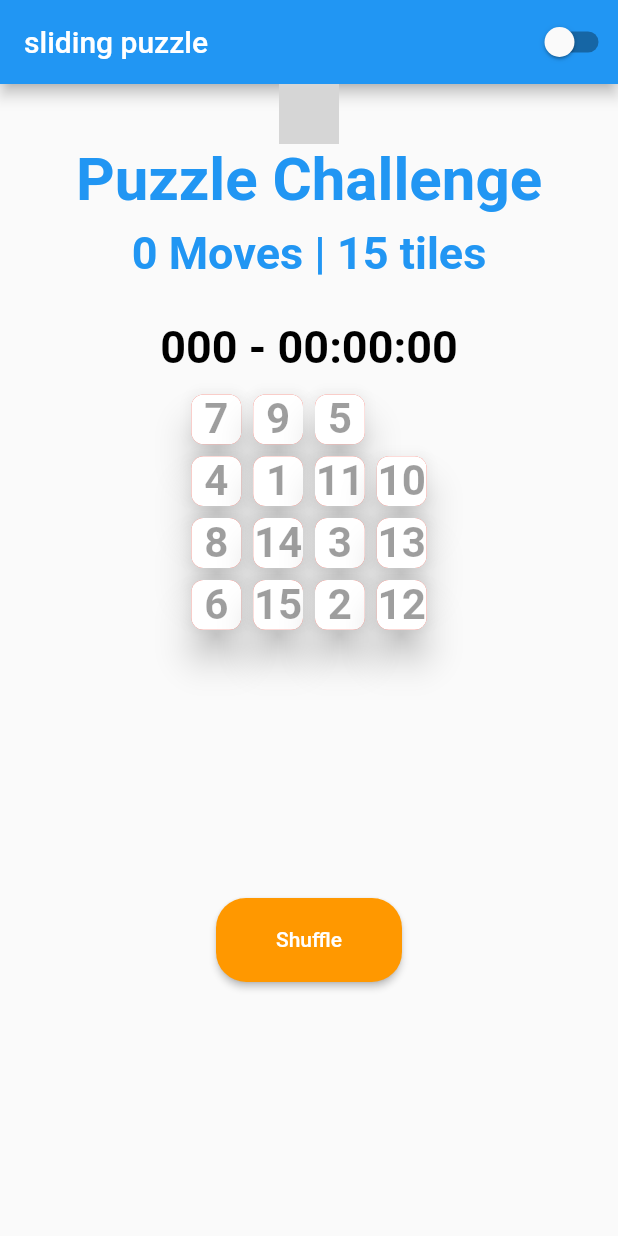
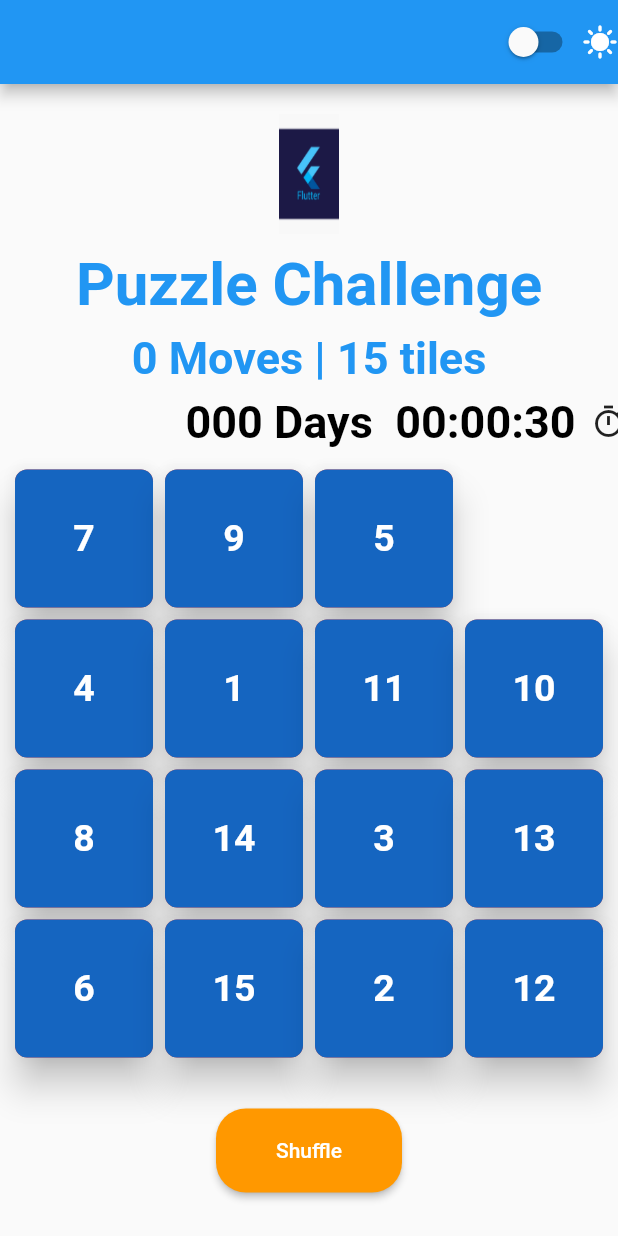
Before and after one commit to Rupesh-Darimisetti/sliding_puzzle, a Flutter app: the screen it shows after launch, on a phone screen of 412 x 824 dp. Run offline on Flutter 3.47's test engine with Material 2 defaults, Android fonts, the light colour scheme and no system bars; our stand-ins replace google_fonts; grey boxes are pictures that could not be loaded.

Commit message:
responsive design for all devices

```diff
--- a/lib/board.dart
+++ b/lib/board.dart
@@ -21,15 +21,17 @@ class _BoardState extends State<Board> {
   int noOfMoves = 0;
   int tiles = 15;
   DateTime currentTime = DateTime.now(), pastTime = DateTime.now();
+  // Future<Stream<int>> times =
+  // Stream.periodic(const Duration(seconds: 1), (x) => 1 + x++)
+  //     as Future<Stream<int>>;
   int time = 0;
-
   @override
   void initState() {
     super.initState();
     number.shuffle();
     noOfMoves = 0;
     tiles = tiles;
-    time = pastTime.second - currentTime.second;
+    time = currentTime.minute;
     pastTime = DateTime.now();
   }
 
@@ -37,46 +39,36 @@ class _BoardState extends State<Board> {
   Widget build(BuildContext context) {
     // TextTheme _textTheme = Theme.of(context).textTheme;
     bool isDark = Theme.of(context).brightness == Brightness.dark;
-    time = currentTime.second;
     var tiles = number.length - 1;
     final currentWidth = MediaQuery.of(context).size.width;
-
+    time = currentTime.minute;
     return Scaffold(
       appBar: AppBar(
-        title: const Text('sliding puzzle'),
         actions: [
           Switch(
               value: _themeManager.themeMode == ThemeMode.dark,
-            onChanged: (newValue) {
-              _themeManager.toggleTheme(newValue);
-            },
-          ),
+              onChanged: (newValue) => _themeManager.toggleTheme(newValue)),
+          isDark ? const Icon(Icons.dark_mode) : const Icon(Icons.sunny),
         ],
       ),
       body: SafeArea(
+        child: currentWidth <= tabletWidth
+            ? // Mobile and tablet devices
+            Center(
+                child: SingleChildScrollView(
                   child: Column(
                     children: [
-            Align(
-              alignment: Alignment.center,
-              child: ImageDisplay('assets/images/*.jpg'),
-            ),
-            Align(
-              alignment: currentWidth <= mobileWidth
-                  ? Alignment.center
-                  : Alignment.centerLeft,
-              child: Text("Puzzle Challenge",
+                      addVerticalSpace(20),
+                      ImageDisplay('assets/images/logo1.jpg'),
+                      addVerticalSpace(10),
+                      Text("Puzzle Challenge",
                           style: GoogleFonts.roboto(
                             color: isDark ? Colors.greenAccent : Colors.blue,
                             fontSize: 40,
                             fontWeight: FontWeight.bold,
                           )),
-            ),
                       Padding(
                         padding: const EdgeInsets.all(8.0),
-              child: Align(
-                alignment: currentWidth <= mobileWidth
-                    ? Alignment.center
-                    : Alignment.centerLeft,
                         child: Text("$noOfMoves Moves | $tiles tiles",
                             style: GoogleFonts.roboto(
                               color: isDark ? Colors.greenAccent : Colors.blue,
@@ -84,26 +76,89 @@ class _BoardState extends State<Board> {
                               fontWeight: FontWeight.bold,
                             )),
                       ),
+                      Row(
+                        children: [
+                          addHorizontalSpace(currentWidth <= mobileWidth
+                              ? currentWidth * .3
+                              : currentWidth * .4),
+                          Text(
+                            parseTime(time),
+                            style: GoogleFonts.roboto(
+                                color:
+                                    isDark ? Colors.greenAccent : Colors.black,
+                                fontSize: 30,
+                                fontWeight: FontWeight.bold),
                           ),
-            addVerticalSpace(20),
-            Center(
-                child: Text(parseTime(pastTime.second - time),
-                    style: GoogleFonts.roboto(
-                        color: isDark ? Colors.greenAccent : Colors.black,
-                        fontSize: 30,
-                        fontWeight: FontWeight.bold))),
+                          addHorizontalSpace(10),
+                          const Icon(Icons.timer_sharp),
+                        ],
+                      ),
                       addVerticalSpace(10),
-            Align(
-              child: Grid(number, onClick),
-            ),
-            addVerticalSpace(currentWidth <= mobileWidth ? 10 : 50),
-            Align(
-              alignment: currentWidth <= mobileWidth
-                  ? Alignment.center
-                  : Alignment.centerLeft,
-              child: ElevatedButton(
+                      Grid(number, onClick),
+                      addVerticalSpace(30),
+                      ElevatedButton(
                           onPressed: () => (number.shuffle()),
                           child: const Text('Shuffle')),
+                      addVerticalSpace(30),
+                    ],
+                  ),
+                ),
+              )
+            : //Destop View
+            Column(
+                children: [
+                  ImageDisplay('assets/images/logo.jpg'),
+                  Row(
+                    children: [
+                      addHorizontalSpace(30),
+                      Column(
+                        children: [
+                          Text("Puzzle \nChallenge",
+                              style: GoogleFonts.roboto(
+                                color:
+                                    isDark ? Colors.greenAccent : Colors.black,
+                                fontSize: 60,
+                                fontWeight: FontWeight.w500,
+                              )),
+                          addVerticalSpace(15),
+                          Padding(
+                            padding: const EdgeInsets.all(8.0),
+                            child: Text("$noOfMoves Moves | $tiles tiles",
+                                style: GoogleFonts.roboto(
+                                  color:
+                                      isDark ? Colors.greenAccent : Colors.blue,
+                                  fontSize: 30,
+                                  fontWeight: FontWeight.bold,
+                                )),
+                          ),
+                          addVerticalSpace(50),
+                          ElevatedButton(
+                              onPressed: () => (number.shuffle()),
+                              child: const Text('Shuffle')),
+                        ],
+                      ),
+                      addHorizontalSpace(150),
+                      addVerticalSpace(600),
+                      Column(
+                        children: [
+                          Row(
+                            children: [
+                              Text(parseTime(time),
+                                  style: GoogleFonts.roboto(
+                                      color: isDark
+                                          ? Colors.greenAccent
+                                          : Colors.black,
+                                      fontSize: 30,
+                                      fontWeight: FontWeight.bold)),
+                              addHorizontalSpace(10),
+                              const Icon(Icons.timer_sharp),
+                            ],
+                          ),
+                          addVerticalSpace(50),
+                          Grid(number, onClick),
+                        ],
+                      ),
+                    ],
                   ),
                 ],
               ),
@@ -132,9 +187,7 @@ class _BoardState extends State<Board> {
       int nextNumber = numberList[i];
       if (first > nextNumber) return false;
       first = nextNumber;
-      tiles--;
     }
-    tiles--;
     return true;
   }
 
@@ -156,6 +209,6 @@ class _BoardState extends State<Board> {
 
     final seconds = duration.inSeconds.remainder(60).toString().padLeft(2, '0');
 
-    return "$days - $hours:$minutes:$seconds";
+    return "$days Days  $hours:$minutes:$seconds";
   }
 }
--- a/lib/responsive/desktop_body.dart
+++ /dev/null
@@ -1,17 +0,0 @@
-import 'package:flutter/material.dart';
-
-class MyDesktopBody extends StatelessWidget {
-  MyDesktopBody({required this.width, required this.height, Key? key})
-      : super(key: key);
-  double height;
-  double width;
-  @override
-  Widget build(BuildContext context) {
-    return Scaffold(
-      backgroundColor: Colors.blue,
-      appBar: AppBar(
-        title: const Text('D E S K T O P'),
-      ),
-    );
-  }
-}
--- a/lib/responsive/dimensions.dart
+++ b/lib/responsive/dimensions.dart
@@ -1 +1,3 @@
-const mobileWidth = 1200;
+const int mobileWidth = 576;
+const int tabletWidth = 1200;
+const double large = 1440;
--- a/lib/responsive/mobile_body.dart
+++ /dev/null
@@ -1,11 +0,0 @@
-import 'package:flutter/material.dart';
-
-class MyMobileBody extends StatelessWidget {
-  MyMobileBody(double d, {required this.height, Key? key}) : super(key: key);
-  double height = 0.5;
-
-  @override
-  Widget build(BuildContext context) {
-    return const Scaffold(backgroundColor: Colors.green);
-  }
-}
--- a/lib/responsive/responsive_layout.dart
+++ /dev/null
@@ -1,24 +0,0 @@
-import 'package:sliding_puzzle/responsive/dimensions.dart';
-import 'package:flutter/material.dart';
-
-class ResponsiveLayout extends StatelessWidget {
-  final Widget mobileBody;
-  final Widget desktopBody;
-
-  const ResponsiveLayout(
-      {required this.mobileBody, required this.desktopBody, Key? key})
-      : super(key: key);
-
-  @override
-  Widget build(BuildContext context) {
-    return LayoutBuilder(
-      builder: (BuildContext context, BoxConstraints constraints) {
-        if (constraints.maxWidth < mobileWidth) {
-          return mobileBody;
-        } else {
-          return desktopBody;
-        }
-      },
-    );
-  }
-}
--- a/lib/widget/grid.dart
+++ b/lib/widget/grid.dart
@@ -12,13 +12,10 @@ class Grid extends StatelessWidget {
   @override
   Widget build(BuildContext context) {
     bool isDark = Theme.of(context).brightness == Brightness.dark;
-    double width = MediaQuery.of(context).size.width <= mobileWidth ? 0.4 : 0.2;
-    double height =
-        MediaQuery.of(context).size.height <= mobileWidth ? 0.4 : 0.5;
 
     return SizedBox(
-      height: MediaQuery.of(context).size.height * height,
-      width: MediaQuery.of(context).size.width * width,
+      height: 400,
+      width: 400,
       child: SafeArea(
         child: GridView.builder(
             itemCount: number.length,
@@ -37,7 +34,7 @@ class Grid extends StatelessWidget {
                         ),
                         child: Container(
                           decoration: BoxDecoration(
-                              color: isDark ? Colors.black : Colors.white,
+                              color: isDark ? Colors.black : Colors.blue[800],
                               borderRadius: BorderRadius.circular(8)),
                           child: Center(
                             child: FittedBox(
@@ -46,8 +43,8 @@ class Grid extends StatelessWidget {
                                 style: GoogleFonts.roboto(
                                   color: isDark
                                       ? Colors.greenAccent
-                                      : Colors.black38,
-                                  fontSize: 50,
+                                      : Colors.white,
+                                  fontSize: 25,
                                   fontWeight: FontWeight.bold,
                                 ),
                               ),
--- a/pubspec.yaml
+++ b/pubspec.yaml
@@ -27,6 +27,8 @@ environment:
 # the latest version available on pub.dev. To see which dependencies have newer
 # versions available, run `flutter pub outdated`.
 dependencies:
+  bloc: ^8.0.2
+  equatable: ^2.0.3
   flame: ^1.0.0
   flutter:
     sdk: flutter
```
Also changed, not shown: assets/images/logo.svg (deleted), pubspec.lock. Lines whose indentation alone changed are shown as unchanged.
